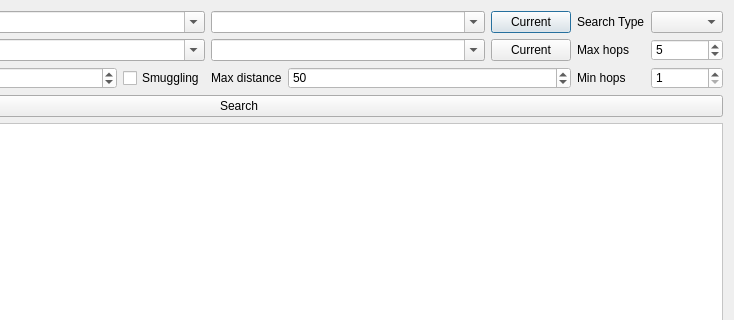
The window that src/ui/SearchTab.ui (BeTeK/EliteMerchant) describes before a commit, drawn with Qt 5; both pictures show x 256 to 990 and y 0 to 320 of the 990 by 790 pixel window.
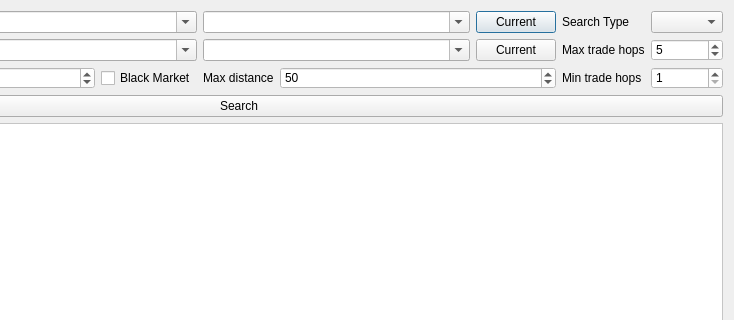
The same window after the commit.

Commit message: supply column with color warning

Patch:
```diff
--- a/src/ui/SearchTab.ui
+++ b/src/ui/SearchTab.ui
@@ -44,14 +44,14 @@
        <item row="4" column="4">
         <widget class="QLabel" name="label_14">
          <property name="text">
-          <string>Min hops</string>
+          <string>Min trade hops</string>
          </property>
         </widget>
        </item>
        <item row="3" column="4">
         <widget class="QLabel" name="label_8">
          <property name="text">
-          <string>Max hops</string>
+          <string>Max trade hops</string>
          </property>
         </widget>
        </item>
@@ -287,7 +287,7 @@
             <string>&lt;html&gt;&lt;head/&gt;&lt;body&gt;&lt;p&gt;Black market trades, or Smuggling is a fun and efficient way to make money in 1.3, especially with the faction bonuses.&lt;/p&gt;&lt;p&gt;Black market trades are marked with a skull and a black background in search results.&lt;/p&gt;&lt;p&gt;NOTE! Black market prices are unreliable.&lt;/p&gt;&lt;p&gt;Prices shown are copied from legal stations in the same system, but actual price may be incorrect.&lt;/p&gt;&lt;/body&gt;&lt;/html&gt;</string>
            </property>
            <property name="text">
-            <string>Smuggling</string>
+            <string>Black Market</string>
            </property>
           </widget>
          </item>
```
Left out of the diff: 4 changed lines with no effect on the pictures. The commit also changes 2 other files.
